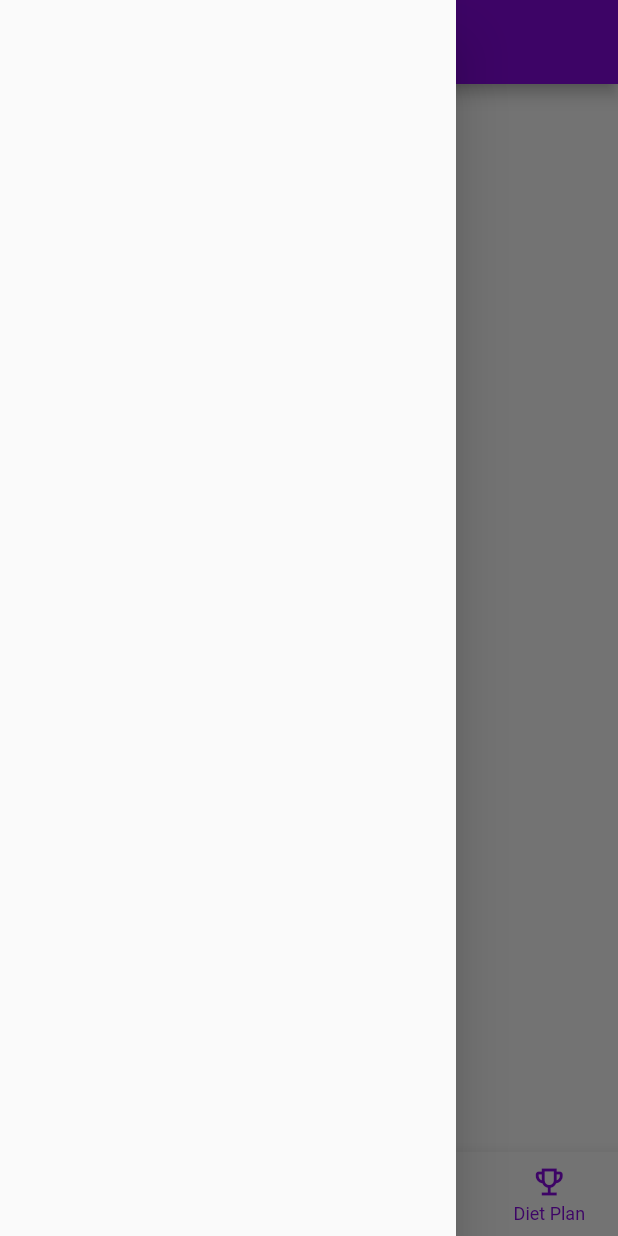
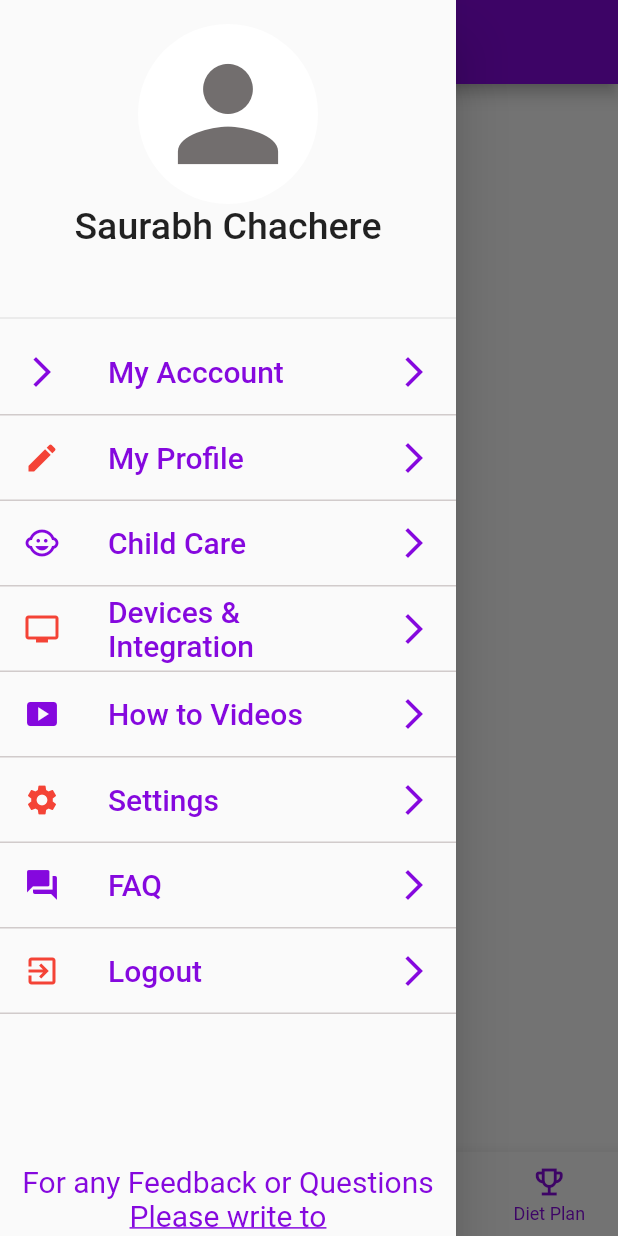
Before and after one commit to 1919Saurabh/basics, a Flutter app: the screen it shows after launch, item 2 of the bottom bar chosen, with the side drawer open, on a phone screen of 412 x 824 dp. Run offline on Flutter 3.47's test engine with Material 2 defaults, Android fonts, the phone set to English and light mode, and no system bars; missing offline and left inert: dart:ffi, fl_country_code_picker; network calls fail.

Commit message:
1) 14/10/22

```diff
--- a/lib/views/Bottom_Navigation_bar_Screen.dart
+++ b/lib/views/Bottom_Navigation_bar_Screen.dart
@@ -3,6 +3,8 @@ import 'package:basics/views/Diet_plan_screen.dart';
 import 'package:basics/views/Goats_screen.dart';
 import 'package:basics/views/Lifetrons_Health.dart';
 import 'package:flutter/material.dart';
+
+import 'Drawer.dart';
 
 class BottomNavigationBarScreen extends StatefulWidget {
   const BottomNavigationBarScreen({super.key});
@@ -39,7 +41,7 @@ class _BottomNavigationBarScreenState extends State<BottomNavigationBarScreen> {
   @override
   Widget build(BuildContext context) {
     return Scaffold(
-      drawer: const Drawer(),
+      drawer: const MyDrawer(),
       appBar: AppBar(
         backgroundColor: const Color.fromARGB(255, 133, 8, 222),
         title: _title.elementAt(_selectedIndex),
--- a/lib/views/Coach_screen.dart
+++ b/lib/views/Coach_screen.dart
@@ -5,6 +5,6 @@ class CoachScreen extends StatelessWidget {
 
   @override
   Widget build(BuildContext context) {
-    return Scaffold();
+    return const Scaffold();
   }
 }
--- a/lib/views/Diet_plan_screen.dart
+++ b/lib/views/Diet_plan_screen.dart
@@ -5,6 +5,6 @@ class DietPlanScreen extends StatelessWidget {
 
   @override
   Widget build(BuildContext context) {
-    return Scaffold();
+    return const Scaffold();
   }
 }
--- /dev/null
+++ b/lib/views/Drawer.dart
@@ -0,0 +1,143 @@
+import 'package:basics/widget/Bold_Text_Widget.dart';
+import 'package:basics/widget/ListTile_Drawer.dart';
+import 'package:flutter/material.dart';
+
+class MyDrawer extends StatefulWidget {
+  const MyDrawer({super.key});
+
+  @override
+  State<MyDrawer> createState() => _MyDrawerState();
+}
+
+class _MyDrawerState extends State<MyDrawer> {
+  @override
+  Widget build(BuildContext context) {
+    return Drawer(
+      child: ListView(
+        physics: const BouncingScrollPhysics(),
+        padding: EdgeInsets.zero,
+        children: [
+          Container(
+            height: 220,
+            child: DrawerHeader(
+              // decoration: BoxDecoration(color: Colors.blue),
+              child: Column(
+                children: const [
+                  CircleAvatar(
+                    backgroundColor: Colors.white,
+                    radius: 60,
+                    child: Icon(
+                      Icons.person,
+                      size: 100,
+                      color: Color.fromARGB(255, 114, 110, 110),
+                    ),
+                  ),
+                  Text(
+                    'Saurabh Chachere',
+                    style: TextStyle(fontSize: 25),
+                  ),
+                ],
+              ),
+            ),
+          ),
+          const MyListTileDrawer(
+            text: 'My Acccount',
+            icon: Icons.arrow_forward_ios,
+            color: Color.fromARGB(255, 133, 8, 222),
+          ),
+          const MyListTileDrawer(
+            text: 'My Profile',
+            icon: Icons.edit,
+            color: Colors.red,
+          ),
+          const MyListTileDrawer(
+            text: 'Child Care',
+            icon: Icons.child_care,
+            color: Color.fromARGB(255, 133, 8, 222),
+          ),
+          const MyListTileDrawer(
+            text: 'Devices & Integration',
+            icon: Icons.tv,
+            color: Colors.red,
+          ),
+          const MyListTileDrawer(
+            text: 'How to Videos',
+            icon: Icons.smart_display,
+            color: Color.fromARGB(255, 133, 8, 222),
+          ),
+          const MyListTileDrawer(
+            text: 'Settings',
+            icon: Icons.settings,
+            color: Colors.red,
+          ),
+          const MyListTileDrawer(
+            text: 'FAQ',
+            icon: Icons.forum,
+            color: Color.fromARGB(255, 133, 8, 222),
+          ),
+          const MyListTileDrawer(
+            text: 'Logout',
+            icon: Icons.exit_to_app,
+            color: Colors.red,
+          ),
+          const SizedBox(
+            height: 100,
+          ),
+          Column(
+            children: [
+              const BoldTextWidget(
+                  text: 'For any Feedback or Questions', size: 20.0),
+              const Text(
+                'Please write to',
+                style: TextStyle(
+                  fontSize: 20,
+                  color: Color.fromARGB(255, 133, 8, 222),
+                  decoration: TextDecoration.underline,
+                ),
+              ),
+              const Text(
+                'support@lifetrons.in',
+                style: TextStyle(
+                  fontSize: 20,
+                  color: Color.fromARGB(255, 133, 8, 222),
+                  decoration: TextDecoration.underline,
+                ),
+              ),
+              const SizedBox(
+                height: 15,
+              ),
+              Row(
+                mainAxisAlignment: MainAxisAlignment.center,
+                children: [
+                  Image.asset(
+                    'lib/assets/icons/facebook.png',
+                    width: 35,
+                  ),
+                  const SizedBox(
+                    width: 10,
+                  ),
+                  Image.asset(
+                    'lib/assets/icons/instagram.png',
+                    width: 35,
+                  ),
+                  const SizedBox(
+                    width: 10,
+                  ),
+                  Image.asset(
+                    'lib/assets/icons/twitter.png',
+                    width: 35,
+                  ),
+                ],
+              ),
+              const SizedBox(
+                height: 15,
+              ),
+              const BoldTextWidget(
+                  text: 'App Version : 2.7.4 (386)', size: 20.0),
+            ],
+          ),
+        ],
+      ),
+    );
+  }
+}
--- /dev/null
+++ b/lib/widget/ListTile_Drawer.dart
@@ -0,0 +1,37 @@
+import 'package:flutter/material.dart';
+
+class MyListTileDrawer extends StatelessWidget {
+  final String text;
+  final IconData icon;
+  final Color color;
+  const MyListTileDrawer(
+      {super.key, required this.text, required this.icon, required this.color});
+
+  @override
+  Widget build(BuildContext context) {
+    return Container(
+      decoration: const BoxDecoration(
+        border: Border(
+          bottom: BorderSide(color: Color.fromARGB(255, 209, 203, 203)),
+        ),
+      ),
+      child: ListTile(
+        leading: Icon(
+          icon,
+          color: color,
+        ),
+        title: Text(
+          this.text,
+          style: const TextStyle(
+            fontSize: 20,
+            color: Color.fromARGB(255, 133, 8, 222),
+          ),
+        ),
+        trailing: const Icon(
+          Icons.arrow_forward_ios,
+          color: Color.fromARGB(255, 133, 8, 222),
+        ),
+      ),
+    );
+  }
+}
--- a/pubspec.yaml
+++ b/pubspec.yaml
@@ -62,7 +62,7 @@ flutter:
 
   # To add assets to your application, add an assets section, like this:
   assets:
-    - assets/images/
+    - lib/assets/icons/
 
   # An image asset can refer to one or more resolution-specific "variants", see
   # https://flutter.dev/assets-and-images/#resolution-aware
```
Also changed, not shown: lib/assets/icons/facebook.png (added), lib/assets/icons/instagram.png (added), lib/assets/icons/twitter.png (added).
